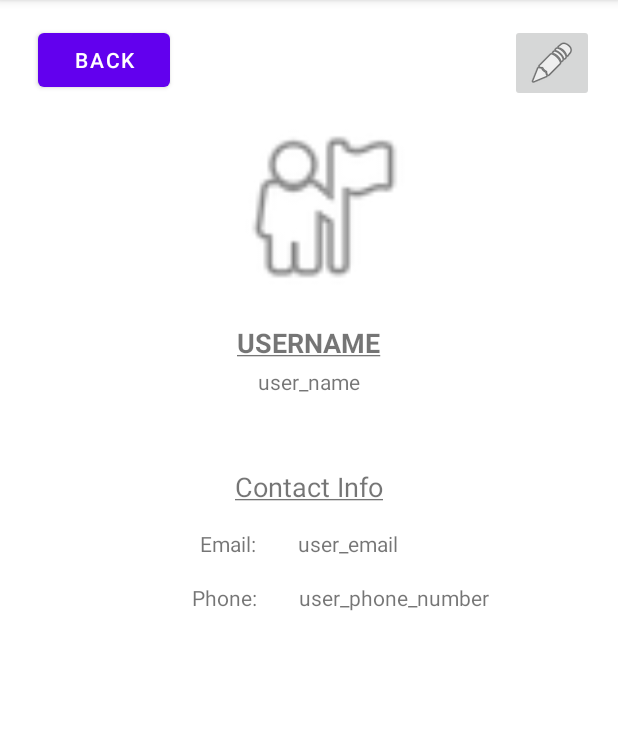
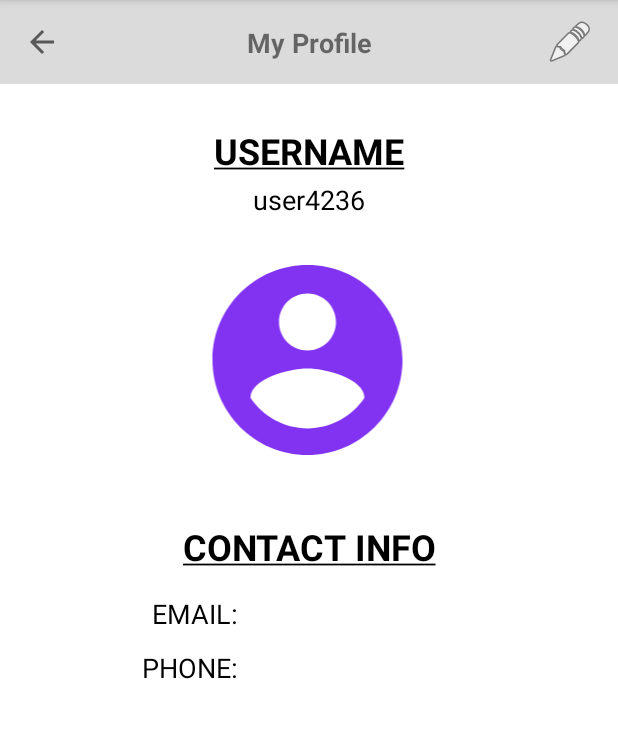
Before and after one commit to CMPUT301W21T26/CrowdTest, an Android app: the screen it shows after launch (UserProfileActivity), after a tap on "MY PROFILE", on a phone screen of 412 x 824 dp, the part 84-822 px from its top. Run offline under Robolectric (Android 15) with nearby library versions, the phone set to English and light mode, and no system bars; our stand-ins replace Firebase (no records; nobody signed in at launch, a user with empty details on screens opened directly).

Commit message:
Completed UI for UserProfiles

```diff
--- a/app/build.gradle
+++ b/app/build.gradle
@@ -1,5 +1,5 @@
 apply plugin: 'com.android.application'
-//apply plugin: 'com.google.gms.google-services'
+apply plugin: 'com.google.gms.google-services'
 
 android {
     compileSdkVersion 30
--- a/app/src/main/java/com/example/crowdtest/EditUserFragment.java
+++ b/app/src/main/java/com/example/crowdtest/EditUserFragment.java
@@ -15,13 +15,12 @@ import androidx.fragment.app.DialogFragment;
 
 public class EditUserFragment extends DialogFragment {
 
-    private EditText userName;
     private EditText userEmail;
     private EditText userPhoneNumber;
     private OnFragmentInteractionListener listener;
 
     public interface OnFragmentInteractionListener {
-        void onOkPressed(UserProfile newUserProfile);
+        void onOkPressed();
     }
 
     static EditUserFragment newInstance(UserProfile userProfile) {
@@ -48,13 +47,11 @@ public class EditUserFragment extends DialogFragment {
     @Override
     public Dialog onCreateDialog(@Nullable Bundle savedInstanceState) {
         View view = LayoutInflater.from(getActivity()).inflate(R.layout.fragment_edit_user, null);
-        userName = view.findViewById(R.id.edit_user_name);
         userEmail = view.findViewById(R.id.edit_user_email);
         userPhoneNumber = view.findViewById(R.id.edit_user_phone_number);
 
         Bundle bundle = this.getArguments();
         final UserProfile userProfile = (UserProfile) bundle.getSerializable("userProfile");
-        userName.setText(userProfile.getUsername());
         userEmail.setText(userProfile.getEmail());
         userPhoneNumber.setText(userProfile.getPhoneNumber());
 
@@ -62,18 +59,16 @@ public class EditUserFragment extends DialogFragment {
         AlertDialog.Builder builder = new AlertDialog.Builder(getContext());
         return builder
                 .setView(view)
-                .setTitle("Edit UserProfile")
+                .setTitle("Edit Your Contact Info")
                 .setNegativeButton("Cancel", null)
                 .setPositiveButton("OK", new DialogInterface.OnClickListener() {
                     @Override
                     public void onClick(DialogInterface dialog, int i) {
-                        String user_name = userName.getText().toString();
                         String user_email = userEmail.getText().toString();
                         String user_phone_number = userPhoneNumber.getText().toString();
-                        userProfile.setUsername(user_name);
                         userProfile.setEmail(user_email);
                         userProfile.setPhoneNumber(user_phone_number);
-                        listener.onOkPressed(userProfile);
+                        listener.onOkPressed();
                     }}).create();
     }
 }
--- a/app/src/main/java/com/example/crowdtest/Experimenter.java
+++ b/app/src/main/java/com/example/crowdtest/Experimenter.java
@@ -2,12 +2,13 @@ package com.example.crowdtest;
 
 import com.google.firebase.firestore.auth.User;
 
+import java.io.Serializable;
 import java.util.ArrayList;
 
 /**
  *
  */
-public class Experimenter {
+public class Experimenter implements Serializable {
 
     // Experimenter attributes
     private String status;
--- a/app/src/main/java/com/example/crowdtest/ExperimenterManager.java
+++ b/app/src/main/java/com/example/crowdtest/ExperimenterManager.java
@@ -171,6 +171,7 @@ public class ExperimenterManager extends DatabaseManager {
         String username = userProfile.getUsername();
         String email = userProfile.getEmail();
         String phoneNumber = userProfile.getPhoneNumber();
+        String installationID = userProfile.getInstallationID();
 
         // Add experimenter data to HashMap
         HashMap<String, Object> experimenterData = new HashMap<>();
@@ -178,6 +179,7 @@ public class ExperimenterManager extends DatabaseManager {
         experimenterData.put("email", email);
         experimenterData.put("phoneNumber", phoneNumber);
         experimenterData.put("subscribed", subscribedExperiments);
+        experimenterData.put("installationID", installationID);
 
         // Add experimenter data to database
         addDataToCollection(collectionPath, username, experimenterData);
--- a/app/src/main/java/com/example/crowdtest/MainActivity.java
+++ b/app/src/main/java/com/example/crowdtest/MainActivity.java
@@ -4,6 +4,7 @@ import androidx.appcompat.app.AppCompatActivity;
 
 import android.content.Intent;
 import android.os.Bundle;
+import android.util.Log;
 import android.view.View;
 import android.widget.Button;
 
@@ -73,10 +74,20 @@ public class MainActivity extends AppCompatActivity {
             @Override
             public void onClick(View view) {
                 Intent intent = new Intent(view.getContext(), UserProfileActivity.class);
-
-                startActivity(intent);
+                intent.putExtra("User", user);
+                startActivityForResult(intent, 0);
             }
         });
+    }
 
+    @Override
+    protected void onActivityResult(int requestCode, int resultCode, Intent data) {
+        super.onActivityResult(requestCode, resultCode, data);
+
+        if (requestCode == 0) {
+            if (resultCode == RESULT_OK) {
+                user = (Experimenter) data.getSerializableExtra("User");
+            }
+        }
     }
 }
--- a/app/src/main/java/com/example/crowdtest/UserProfile.java
+++ b/app/src/main/java/com/example/crowdtest/UserProfile.java
@@ -82,4 +82,14 @@ public class UserProfile implements Serializable {
     public void setPhoneNumber(String phoneNumber) {
         this.phoneNumber = phoneNumber;
     }
+
+    /**
+     * Function for getting user's installation ID
+     */
+    public String getInstallationID() { return installationID; }
+
+    /**
+     * Function for setting user's instyallation ID
+     */
+    public void setInstallationID(String installationID) { this.installationID = installationID; }
 }
--- a/app/src/main/java/com/example/crowdtest/UserProfileActivity.java
+++ b/app/src/main/java/com/example/crowdtest/UserProfileActivity.java
@@ -1,5 +1,6 @@
 package com.example.crowdtest;
 
+import android.content.Intent;
 import android.os.Bundle;
 import android.view.View;
 import android.widget.Button;
@@ -8,44 +9,49 @@ import android.widget.TextView;
 
 import androidx.appcompat.app.AppCompatActivity;
 
+import java.util.HashMap;
+
 public class UserProfileActivity extends AppCompatActivity implements EditUserFragment.OnFragmentInteractionListener{
 
     private ImageButton editProfileButton;
+    private ImageButton backButton;
     private TextView userName;
     private TextView userEmail;
     private TextView userPhoneNumber;
     private UserProfile userProfile;
-//    private UserProfile userProfile;
+    private Experimenter user;
+    private Intent intent = new Intent();
+    private ExperimenterManager experimenterManager = new ExperimenterManager();
+
 
     @Override
     protected void onCreate(Bundle savedInstanceState) {
         super.onCreate(savedInstanceState);
         setContentView(R.layout.activity_user_profile);
 
-        userProfile = new UserProfile("RANDOM");
+        user = (Experimenter) getIntent().getSerializableExtra("User");
+        userProfile = user.getUserProfile();
 
         editProfileButton = findViewById(R.id.edit_profile_button);
+        backButton = findViewById(R.id.back_button_user_profile_activity);
         userName = findViewById(R.id.user_name);
         userEmail = findViewById(R.id.user_email);
         userPhoneNumber = findViewById(R.id.user_phone_number);
 
         updateViews();
 
-//        userProfile = (UserProfile) getIntent().getSerializableExtra("UserProfile");
-
         editProfileButton.setOnClickListener(new View.OnClickListener() {
             @Override
             public void onClick(View view) {
                 EditUserFragment fragment = new EditUserFragment().newInstance(userProfile);
                 fragment.show(getSupportFragmentManager(), "userProfile");
-//                new EditUserFragment().show(getSupportFragmentManager(), "EDIT_USERPROFILE");
-//                updateViews();
             }
         });
 
-        final Button backButton = findViewById(R.id.back_button_user_profile_activity);
         backButton.setOnClickListener(new View.OnClickListener() {
             public void onClick(View v) {
+                intent.putExtra("User", user);
+                setResult(RESULT_OK, intent);
                 finish();
             }
         });
@@ -55,11 +61,11 @@ public class UserProfileActivity extends AppCompatActivity implements EditUserFr
         userName.setText(userProfile.getUsername());
         userEmail.setText(userProfile.getEmail());
         userPhoneNumber.setText(userProfile.getPhoneNumber());
+        experimenterManager.updateExperimenter(user);
     }
 
     @Override
-    public void onOkPressed(UserProfile updatedUserProfile) {
-        userProfile = updatedUserProfile;
+    public void onOkPressed() {
         updateViews();
     }
 }
--- /dev/null
+++ b/app/src/main/res/drawable-anydpi/ic_user_profile.xml
@@ -0,0 +1,11 @@
+<vector xmlns:android="http://schemas.android.com/apk/res/android"
+    android:width="24dp"
+    android:height="24dp"
+    android:viewportWidth="24"
+    android:viewportHeight="24"
+    android:tint="#6200EE"
+    android:alpha="0.8">
+  <path
+      android:fillColor="@android:color/white"
+      android:pathData="M12,2C6.48,2 2,6.48 2,12s4.48,10 10,10 10,-4.48 10,-10S17.52,2 12,2zM12,5c1.66,0 3,1.34 3,3s-1.34,3 -3,3 -3,-1.34 -3,-3 1.34,-3 3,-3zM12,19.2c-2.5,0 -4.71,-1.28 -6,-3.22 0.03,-1.99 4,-3.08 6,-3.08 1.99,0 5.97,1.09 6,3.08 -1.29,1.94 -3.5,3.22 -6,3.22z"/>
+</vector>
--- a/app/src/main/res/layout/activity_user_profile.xml
+++ b/app/src/main/res/layout/activity_user_profile.xml
@@ -1,21 +1,59 @@
 <?xml version="1.0" encoding="utf-8"?>
-<androidx.constraintlayout.widget.ConstraintLayout
-    xmlns:android="http://schemas.android.com/apk/res/android"
+<androidx.constraintlayout.widget.ConstraintLayout xmlns:android="http://schemas.android.com/apk/res/android"
     xmlns:app="http://schemas.android.com/apk/res-auto"
     xmlns:tools="http://schemas.android.com/tools"
     android:layout_width="match_parent"
-    android:layout_height="match_parent">
+    android:layout_height="match_parent"
+    android:background="@color/white">
+
+    <androidx.appcompat.widget.Toolbar
+        android:id="@+id/user_toolbar"
+        android:layout_width="match_parent"
+        android:layout_height="wrap_content"
+        android:background="#DCDBDB"
+        android:minHeight="?attr/actionBarSize"
+        android:theme="?attr/actionBarTheme"
+        app:layout_constraintEnd_toEndOf="parent"
+        app:layout_constraintStart_toStartOf="parent"
+        app:layout_constraintTop_toTopOf="parent" />
+
+    <ImageButton
+        android:id="@+id/edit_profile_button"
+        android:layout_width="0dp"
+        android:layout_height="wrap_content"
+        android:layout_marginEnd="16dp"
+        android:layout_marginRight="16dp"
+        android:background="#DCDBDB"
+        android:cropToPadding="false"
+        app:layout_constraintBottom_toBottomOf="@+id/user_toolbar"
+        app:layout_constraintEnd_toEndOf="@+id/user_toolbar"
+        app:layout_constraintTop_toTopOf="@+id/user_toolbar"
+        app:srcCompat="@android:drawable/ic_menu_edit" />
+
+    <ImageButton
+        android:id="@+id/back_button_user_profile_activity"
+        android:layout_width="0dp"
+        android:layout_height="wrap_content"
+        android:layout_marginStart="16dp"
+        android:layout_marginLeft="16dp"
+        android:background="#DCDBDB"
+        app:layout_constraintBottom_toBottomOf="@+id/user_toolbar"
+        app:layout_constraintStart_toStartOf="parent"
+        app:layout_constraintTop_toTopOf="@+id/user_toolbar"
+        app:srcCompat="?attr/actionModeCloseDrawable" />
 
     <TextView
         android:id="@+id/text_username"
         android:layout_width="wrap_content"
         android:layout_height="wrap_content"
-        android:layout_marginTop="16dp"
+        android:layout_marginTop="28dp"
+        android:background="@color/white"
         android:text="@string/username"
-        android:textSize="18sp"
+        android:textColor="@color/black"
+        android:textSize="24sp"
         app:layout_constraintEnd_toEndOf="parent"
         app:layout_constraintStart_toStartOf="parent"
-        app:layout_constraintTop_toBottomOf="@+id/imageView5" />
+        app:layout_constraintTop_toBottomOf="@+id/user_toolbar" />
 
     <TextView
         android:id="@+id/user_name"
@@ -23,6 +61,8 @@
         android:layout_height="wrap_content"
         android:layout_marginTop="4dp"
         android:text="user_name"
+        android:textColor="@color/black"
+        android:textSize="18sp"
         app:layout_constraintEnd_toEndOf="parent"
         app:layout_constraintStart_toStartOf="parent"
         app:layout_constraintTop_toBottomOf="@+id/text_username" />
@@ -31,21 +71,25 @@
         android:id="@+id/text_contact_info"
         android:layout_width="wrap_content"
         android:layout_height="wrap_content"
-        android:layout_marginTop="112dp"
+        android:layout_marginTop="32dp"
+        android:background="@color/white"
         android:text="@string/contact_info"
-        android:textSize="18sp"
+        android:textColor="@color/black"
+        android:textSize="24sp"
         app:layout_constraintEnd_toEndOf="parent"
         app:layout_constraintStart_toStartOf="parent"
-        app:layout_constraintTop_toBottomOf="@+id/imageView5" />
+        app:layout_constraintTop_toBottomOf="@+id/user_image" />
 
     <TextView
         android:id="@+id/text_email"
         android:layout_width="wrap_content"
         android:layout_height="wrap_content"
         android:layout_marginTop="16dp"
-        android:text="Email:"
+        android:text="EMAIL:"
+        android:textColor="@color/black"
+        android:textSize="18sp"
         app:layout_constraintEnd_toEndOf="parent"
-        app:layout_constraintHorizontal_bias="0.356"
+        app:layout_constraintHorizontal_bias="0.286"
         app:layout_constraintStart_toStartOf="parent"
         app:layout_constraintTop_toBottomOf="@+id/text_contact_info" />
 
@@ -57,6 +101,8 @@
         android:layout_marginLeft="28dp"
         android:layout_marginTop="16dp"
         android:text="user_email"
+        android:textColor="@color/black"
+        android:textSize="18sp"
         app:layout_constraintStart_toEndOf="@+id/text_email"
         app:layout_constraintTop_toBottomOf="@+id/text_contact_info" />
 
@@ -66,52 +112,47 @@
         android:layout_height="wrap_content"
         android:layout_marginStart="28dp"
         android:layout_marginLeft="28dp"
-        android:layout_marginTop="148dp"
+        android:layout_marginTop="52dp"
         android:text="user_phone_number"
+        android:textColor="@color/black"
+        android:textSize="18sp"
         app:layout_constraintStart_toEndOf="@+id/text_phone"
-        app:layout_constraintTop_toBottomOf="@+id/text_username" />
+        app:layout_constraintTop_toBottomOf="@+id/text_contact_info" />
 
     <TextView
         android:id="@+id/text_phone"
         android:layout_width="wrap_content"
         android:layout_height="wrap_content"
         android:layout_marginTop="52dp"
-        android:text="Phone:"
+        android:text="PHONE:"
+        android:textColor="@color/black"
+        android:textSize="18sp"
         app:layout_constraintEnd_toEndOf="parent"
-        app:layout_constraintHorizontal_bias="0.347"
+        app:layout_constraintHorizontal_bias="0.272"
         app:layout_constraintStart_toStartOf="parent"
         app:layout_constraintTop_toBottomOf="@+id/text_contact_info" />
 
-    <ImageButton
-        android:id="@+id/edit_profile_button"
+    <ImageView
+        android:id="@+id/user_image"
+        android:layout_width="174dp"
+        android:layout_height="152dp"
+        android:layout_marginTop="108dp"
+        android:background="@color/white"
+        app:layout_constraintEnd_toEndOf="parent"
+        app:layout_constraintHorizontal_bias="0.497"
+        app:layout_constraintStart_toStartOf="parent"
+        app:layout_constraintTop_toBottomOf="@+id/user_toolbar"
+        app:srcCompat="@drawable/ic_user_profile"
+        tools:ignore="VectorDrawableCompat" />
+
+    <TextView
+        android:id="@+id/text_user_profile"
         android:layout_width="wrap_content"
         android:layout_height="wrap_content"
         android:layout_marginTop="16dp"
-        android:layout_marginEnd="16dp"
-        android:layout_marginRight="16dp"
+        android:textSize="18sp"
+        android:text="@string/user_profile"
         app:layout_constraintEnd_toEndOf="parent"
-        app:layout_constraintTop_toTopOf="parent"
-        app:srcCompat="@android:drawable/ic_menu_edit" />
-
-    <ImageView
-        android:id="@+id/imageView5"
-        android:layout_width="299dp"
-        android:layout_height="124dp"
-        android:layout_marginTop="76dp"
-        app:layout_constraintEnd_toEndOf="parent"
-        app:layout_constraintHorizontal_bias="0.58"
-        app:layout_constraintStart_toStartOf="parent"
-        app:layout_constraintTop_toTopOf="parent"
-        app:srcCompat="@android:drawable/ic_menu_myplaces" />
-
-    <Button
-        android:id="@+id/back_button_user_profile_activity"
-        android:layout_width="wrap_content"
-        android:layout_height="wrap_content"
-        android:layout_marginTop="16dp"
-        android:text="Back"
-        app:layout_constraintEnd_toEndOf="parent"
-        app:layout_constraintHorizontal_bias="0.078"
         app:layout_constraintStart_toStartOf="parent"
         app:layout_constraintTop_toTopOf="parent" />
 
--- a/app/src/main/res/layout/fragment_edit_user.xml
+++ b/app/src/main/res/layout/fragment_edit_user.xml
@@ -4,14 +4,6 @@
     android:layout_width="match_parent"
     android:layout_height="match_parent"
     android:orientation="vertical" >
-
-    <EditText
-        android:id="@+id/edit_user_name"
-        android:layout_width="match_parent"
-        android:layout_height="wrap_content"
-        android:ems="10"
-        android:hint="Enter a unique username here"
-        android:inputType="textPersonName" />
 
     <EditText
         android:id="@+id/edit_user_email"
--- a/app/src/main/res/values/colors.xml
+++ b/app/src/main/res/values/colors.xml
@@ -7,4 +7,5 @@
     <color name="teal_700">#FF018786</color>
     <color name="black">#FF000000</color>
     <color name="white">#FFFFFFFF</color>
+    <color name="grey">#CCCBCB</color>
 </resources>
--- a/app/src/main/res/values/strings.xml
+++ b/app/src/main/res/values/strings.xml
@@ -1,7 +1,8 @@
 <resources>
     <string name="app_name">CrowdTest</string>
     <string name="username"><b><u>USERNAME</u></b></string>
-    <string name="contact_info"><u>Contact Info</u></string>
+    <string name="user_profile"><b>My Profile</b></string>
+    <string name="contact_info"><b><u>CONTACT INFO</u></b></string>
     <!-- TODO: Remove or change this placeholder text -->
     <string name="hello_blank_fragment">Hello blank fragment</string>
 </resources>
```
Also changed, not shown: app/src/main/res/drawable-hdpi/ic_user_profile.png (added), app/src/main/res/drawable-mdpi/ic_user_profile.png (added), app/src/main/res/drawable-xhdpi/ic_user_profile.png (added), app/src/main/res/drawable-xxhdpi/ic_user_profile.png (added).
